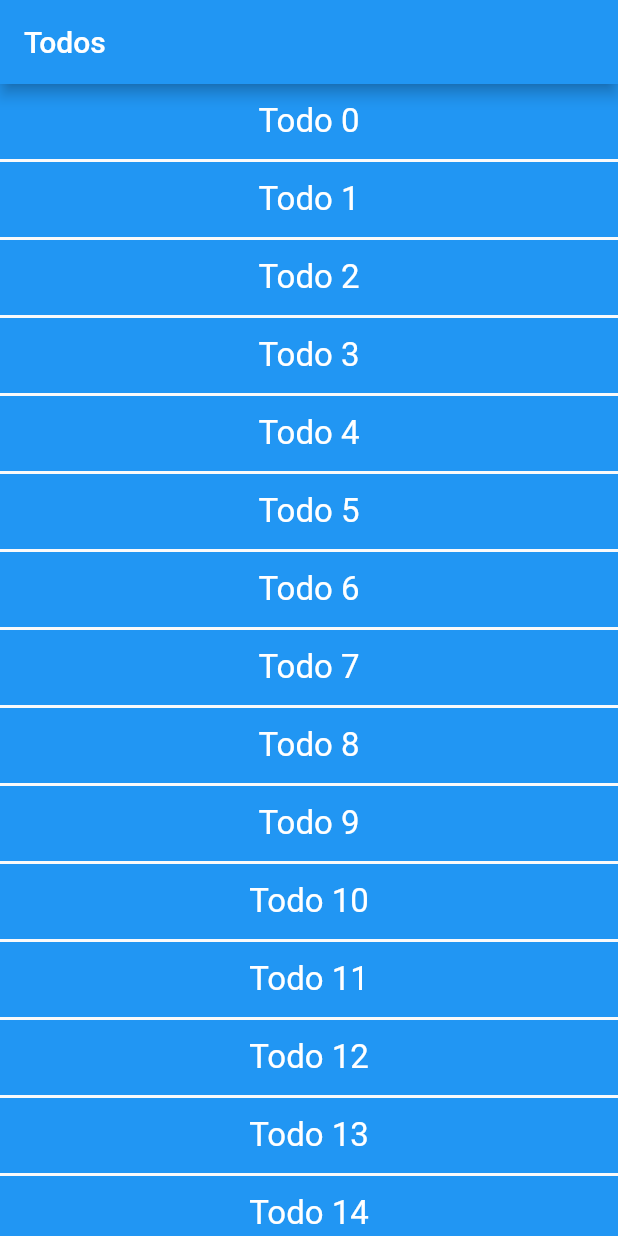
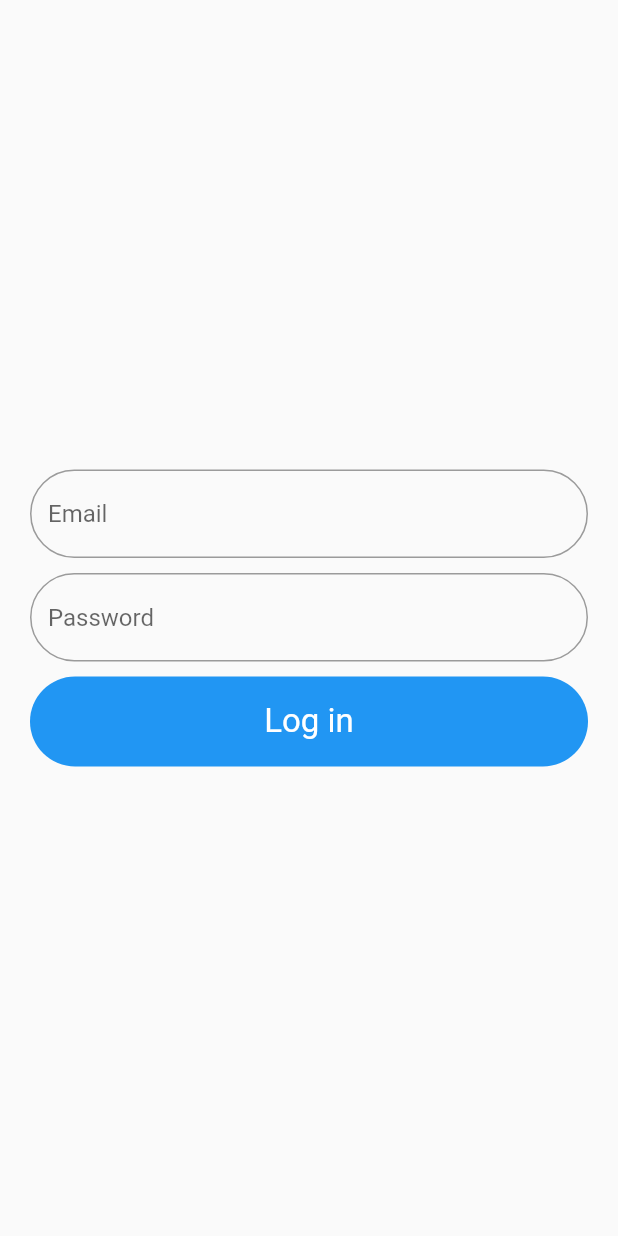
Before and after one commit to HiskelKelemework/AMP_LAB, a Flutter app: the screen it shows after launch, on a phone screen of 412 x 824 dp. Run offline on Flutter 3.47's test engine with Material 2 defaults, Android fonts, the phone set to English and light mode, and no system bars.

```diff
--- a/lib/main.dart
+++ b/lib/main.dart
@@ -2,6 +2,7 @@ import 'package:flutter/cupertino.dart';
 import 'package:flutter/material.dart';
 import 'package:myapp/screens/first_screen.dart';
 import 'package:myapp/screens/lake_view_screen.dart';
+import 'package:myapp/screens/login_screen.dart';
 import 'package:myapp/screens/second_screen.dart';
 import 'package:myapp/screens/todo_detail.dart';
 import 'package:myapp/screens/todo_screen.dart';
@@ -13,12 +14,13 @@ class MyApp extends StatelessWidget {
   Widget build(BuildContext context) {
     return MaterialApp(
       debugShowCheckedModeBanner: false,
-      initialRoute: TodoScreen.routeName,
+      initialRoute: LoginScreen.routeName,
       routes: {
         FirstScreen.routeName: (BuildContext context) => FirstScreen(),
         SecondScreen.routeName: (BuildContext context) => SecondScreen(),
         TodoScreen.routeName: (BuildContext context) => TodoScreen(),
         TodoDetail.routeName: (BuildContext context) => TodoDetail(),
+        LoginScreen.routeName: (BuildContext context) => LoginScreen(),
       },
     );
   }
--- /dev/null
+++ b/lib/screens/login_screen.dart
@@ -0,0 +1,96 @@
+import 'package:flutter/material.dart';
+
+class LoginScreen extends StatelessWidget {
+  static const String routeName = "/login";
+
+  LoginScreen({Key? key}) : super(key: key);
+
+  final emailController = TextEditingController();
+  final passwordController = TextEditingController();
+  final formKey = GlobalKey<FormState>();
+
+  @override
+  Widget build(BuildContext context) {
+    final inputBorder = OutlineInputBorder(
+      borderRadius: BorderRadius.circular(100.0),
+    );
+
+    return Scaffold(
+      body: Center(
+        child: Padding(
+          padding: const EdgeInsets.symmetric(horizontal: 20.0),
+          child: Form(
+            key: formKey,
+            child: Column(
+              mainAxisAlignment: MainAxisAlignment.center,
+              children: [
+                TextFormField(
+                  controller: emailController,
+                  decoration: InputDecoration(
+                    hintText: "Email",
+                    border: inputBorder,
+                  ),
+                  validator: (String? email) {
+                    if (!email!.contains('@')) {
+                      return "Invalid email";
+                    }
+
+                    return null;
+                  },
+                ),
+                SizedBox(height: 10.0),
+                TextFormField(
+                  controller: passwordController,
+                  obscureText: true,
+                  decoration: InputDecoration(
+                    hintText: "Password",
+                    border: inputBorder,
+                  ),
+                  validator: (String? password) {
+                    if (password!.length < 8) {
+                      return "Password too short";
+                    }
+
+                    return null;
+                  },
+                ),
+                SizedBox(height: 10.0),
+                GestureDetector(
+                  onTap: () {
+                    final success = formKey.currentState!.validate();
+
+                    if (!success) {
+                      return;
+                    }
+
+                    final email = emailController.text;
+                    final password = passwordController.text;
+                    print("email is $email and password is $password");
+
+                    // login here.
+                  },
+                  child: Container(
+                    height: 60.0,
+                    decoration: BoxDecoration(
+                      color: Colors.blue,
+                      borderRadius: BorderRadius.circular(100.0),
+                    ),
+                    child: Center(
+                      child: Text(
+                        "Log in",
+                        style: TextStyle(
+                          color: Colors.white,
+                          fontSize: 22.0,
+                        ),
+                      ),
+                    ),
+                  ),
+                ),
+              ],
+            ),
+          ),
+        ),
+      ),
+    );
+  }
+}
```
